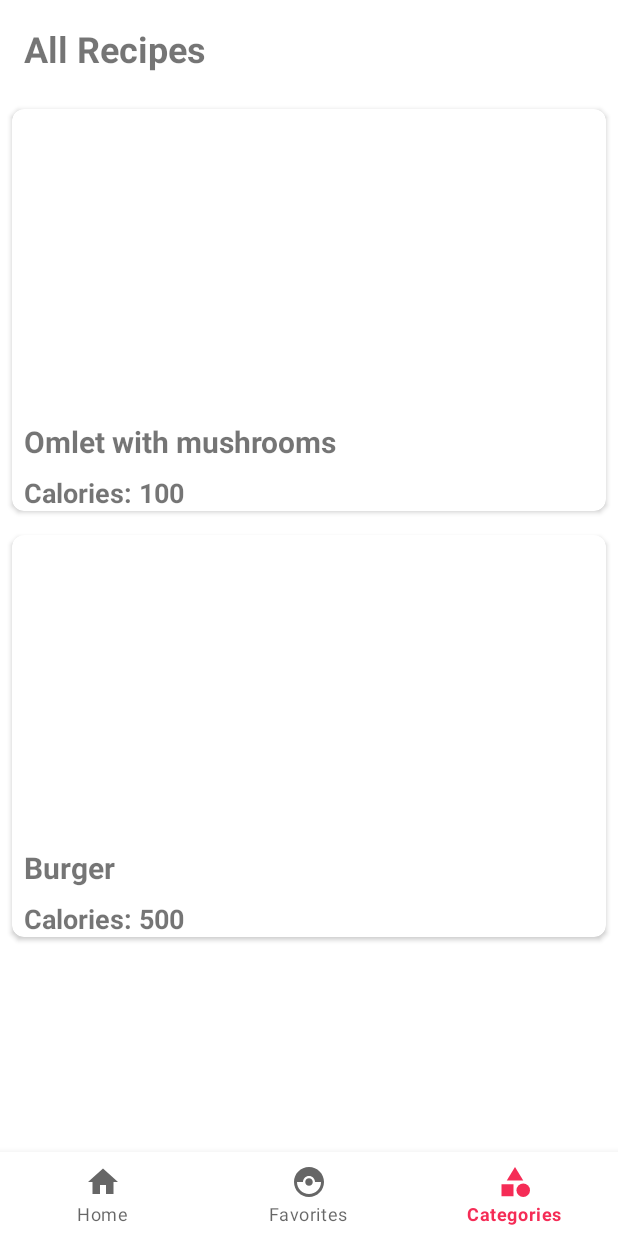
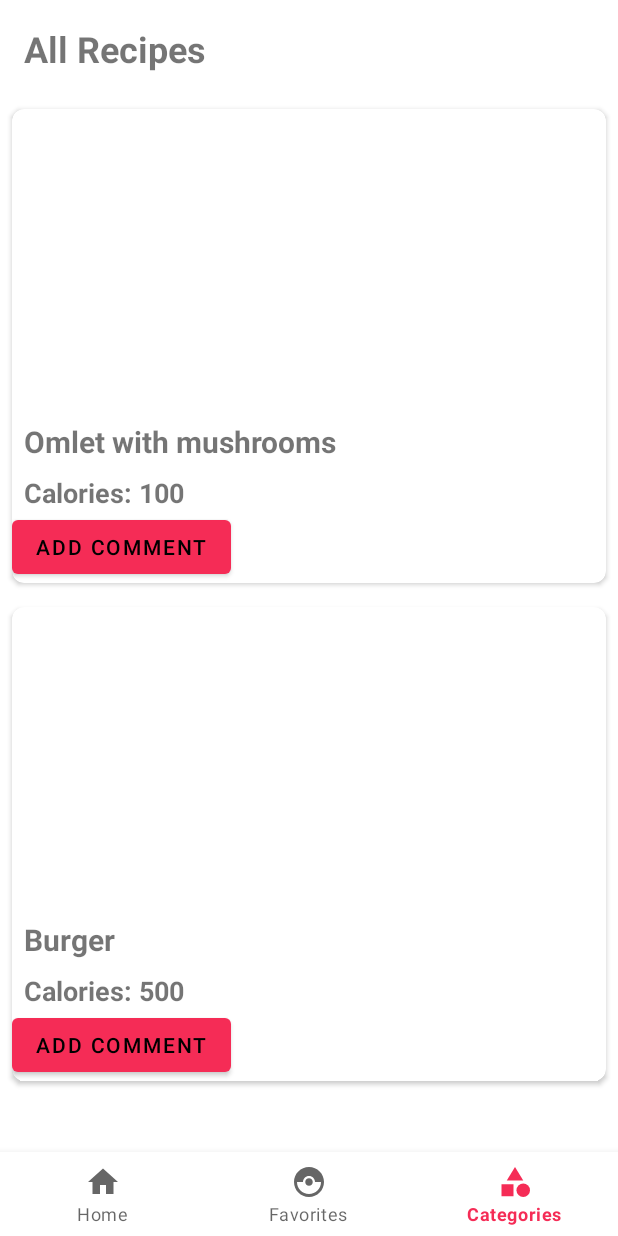
Before and after one commit to ilaycohen2712/Chef-sChoice, an Android app: the CategoriesFragment screen opened through its navigation route, on a phone screen of 412 x 824 dp. Run offline under Robolectric (Android 15) with nearby library versions, the phone set to English and light mode, and no system bars; our stand-ins replace navigation-ui.

Commit message:
adding buttons to the all recipe with popup to comment a specific recipe

```diff
--- a/app/src/main/java/com/example/foodtruck/CategoriesFragment.kt
+++ b/app/src/main/java/com/example/foodtruck/CategoriesFragment.kt
@@ -1,12 +1,16 @@
 package com.example.foodtruck
 
+import android.annotation.SuppressLint
 import android.content.Intent
 import android.os.Bundle
 import androidx.fragment.app.Fragment
 import android.view.LayoutInflater
 import android.view.View
 import android.view.ViewGroup
+import android.widget.Button
+import android.widget.EditText
 import android.widget.ImageView
+import androidx.appcompat.app.AlertDialog
 import androidx.appcompat.app.AppCompatActivity
 
 // Rename parameter arguments, choose names that match
@@ -32,6 +36,7 @@ class CategoriesFragment : Fragment() {
         }
     }
 
+    @SuppressLint("MissingInflatedId")
     override fun onCreateView(
         inflater: LayoutInflater, container: ViewGroup?,
         savedInstanceState: Bundle?
@@ -55,7 +60,45 @@ class CategoriesFragment : Fragment() {
             startActivity(intent)
         }
 
+        // Find the add comment button in the first card and set OnClickListener
+        val addCommentButton = view.findViewById<Button>(R.id.showPopupButton)
+        addCommentButton.setOnClickListener {
+            // Show a popup dialog to add a comment
+            showAddCommentDialog()
+        }
+
+        // Find the add comment button in the second card and set OnClickListener
+        val secondAddCommentButton = view.findViewById<Button>(R.id.showPopupButton1)
+        secondAddCommentButton.setOnClickListener {
+            // Show a popup dialog to add a comment
+            showAddCommentDialog()
+        }
+
         return view
+    }
+
+    private fun showAddCommentDialog() {
+        val builder = AlertDialog.Builder(requireContext())
+        builder.setTitle("Add Comment")
+
+        // Set up the input
+        val input = EditText(requireContext())
+        val lp = ViewGroup.LayoutParams(
+            ViewGroup.LayoutParams.MATCH_PARENT,
+            ViewGroup.LayoutParams.MATCH_PARENT
+        )
+        input.layoutParams = lp
+        builder.setView(input)
+
+        // Set up the buttons
+        builder.setPositiveButton("Commit") { dialog, which ->
+            val commentText = input.text.toString()
+            // Perform action with the comment text (e.g., save it)
+            // You can handle the comment text here
+        }
+        builder.setNegativeButton("Cancel") { dialog, which -> dialog.cancel() }
+
+        builder.show()
     }
 
     companion object {
--- /dev/null
+++ b/app/src/main/res/layout/activity_recipe_details.xml
@@ -0,0 +1,6 @@
+<?xml version="1.0" encoding="utf-8"?>
+<androidx.constraintlayout.widget.ConstraintLayout xmlns:android="http://schemas.android.com/apk/res/android"
+    android:layout_width="match_parent"
+    android:layout_height="match_parent">
+
+</androidx.constraintlayout.widget.ConstraintLayout>
--- a/app/src/main/res/layout/fragment_categories.xml
+++ b/app/src/main/res/layout/fragment_categories.xml
@@ -26,9 +26,7 @@
         <LinearLayout
             android:layout_width="match_parent"
             android:layout_height="wrap_content"
-            android:orientation="vertical"
-            app:cardStrokeWidth="5dp"
-            app:cardStrokeColor="@android:color/black">
+            android:orientation="vertical">
 
             <!-- Recipe Image -->
             <ImageView
@@ -59,6 +57,12 @@
                 android:text="@string/calories_100"
                 android:textSize="18sp"
                 android:textStyle="bold" />
+            <Button
+                android:id="@+id/showPopupButton"
+                android:layout_width="wrap_content"
+                android:layout_height="wrap_content"
+                android:textColor="@color/black"
+                android:text="@string/add_comment" />
         </LinearLayout>
     </androidx.cardview.widget.CardView>
     <androidx.cardview.widget.CardView
@@ -72,9 +76,7 @@
         <LinearLayout
             android:layout_width="match_parent"
             android:layout_height="wrap_content"
-            android:orientation="vertical"
-            app:cardStrokeWidth="5dp"
-            app:cardStrokeColor="@android:color/black">
+            android:orientation="vertical">
 
             <!-- Recipe Image -->
             <ImageView
@@ -105,6 +107,12 @@
                 android:text="@string/calories_500"
                 android:textSize="18sp"
                 android:textStyle="bold" />
+            <Button
+                android:id="@+id/showPopupButton1"
+                android:layout_width="wrap_content"
+                android:layout_height="wrap_content"
+                android:textColor="@color/black"
+                android:text="@string/add_comment1" />
         </LinearLayout>
     </androidx.cardview.widget.CardView>
     <!-- Add more recipe cards here as needed -->
--- a/app/src/main/res/layout/fragment_favorites.xml
+++ b/app/src/main/res/layout/fragment_favorites.xml
@@ -9,6 +9,6 @@
     <TextView
         android:layout_width="match_parent"
         android:layout_height="match_parent"
-        android:text="favorites_fragment" />
+        android:text="@string/favoritessssss_fragment" />
 
 </FrameLayout>
--- a/app/src/main/res/values/strings.xml
+++ b/app/src/main/res/values/strings.xml
@@ -8,4 +8,8 @@
     <string name="calories_100">Calories: 100</string>
     <string name="burger">Burger</string>
     <string name="calories_500">Calories: 500</string>
+    <string name="favoritessssss_fragment">favoritessssss_fragment</string>
+    <string name="add_comment">add comment</string>
+    <string name="add_comment1">add comment</string>
+    <string name="recipe_details">Recipe Details</string>
 </resources>
```
Also changed, not shown: app/src/main/res/layout/activity_second_recipe_details.xml (+10 -0 lines).
